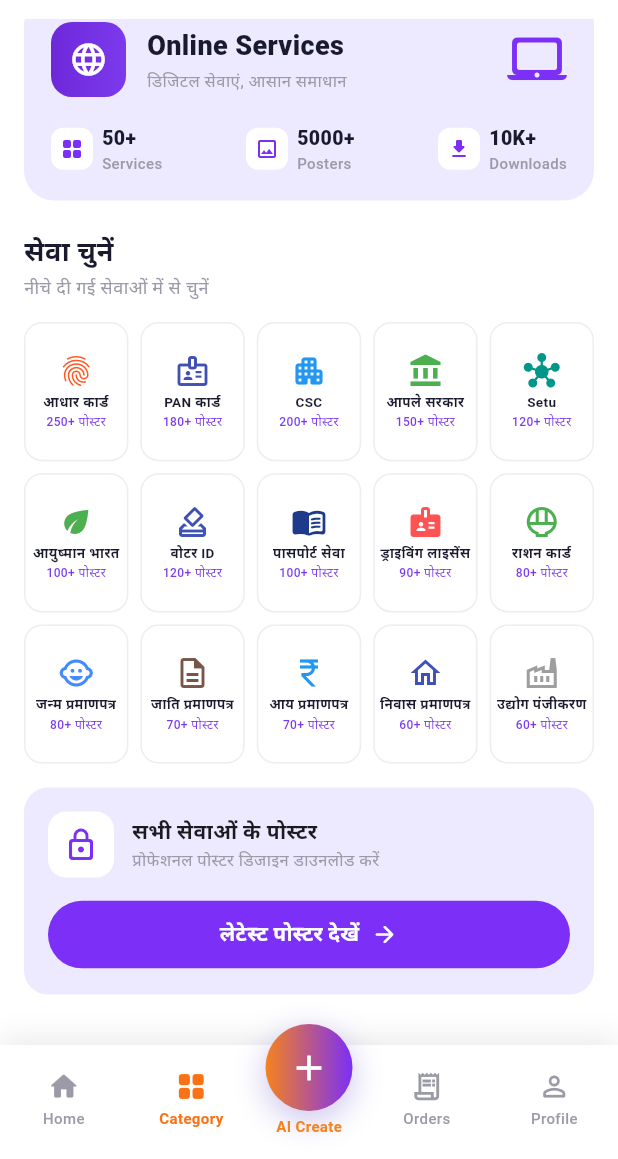
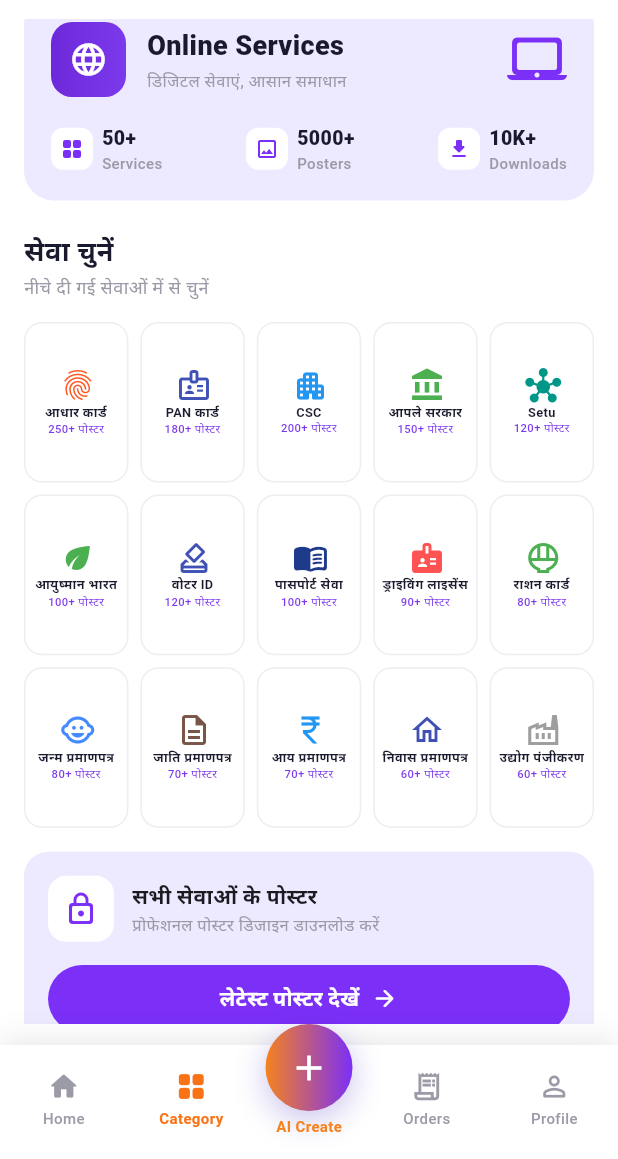
Before and after one commit to vivekgupta-tech/Flexwala, a Flutter app: the BusinessCategoryScreen screen opened by its route, scrolled down 84 dp, on a phone screen of 412 x 824 dp, the part 77-1236 px from its top. Run offline on Flutter 3.47's test engine with Material 3 defaults, Android fonts, the phone set to English and light mode, and no system bars; our stand-ins replace connectivity_plus, dio, equatable, flutter_bloc, flutter_secure_storage, get_it and 1 more; accounts and stored records are empty.

Commit message:
Add devtools_options.yaml and refine UI layout and styling in menu components

```diff
--- a/lib/features/menu/presentation/pages/Service_grid_item.dart
+++ b/lib/features/menu/presentation/pages/Service_grid_item.dart
@@ -33,13 +33,13 @@
             borderRadius: BorderRadius.circular(12),
             border: Border.all(color: AppColors.cardBorder),
           ),
-          padding: const EdgeInsets.symmetric(vertical: 6, horizontal: 2),
+          padding: const EdgeInsets.symmetric(vertical: 4, horizontal: 2),
           child: Column(
             mainAxisAlignment: MainAxisAlignment.center,
             mainAxisSize: MainAxisSize.min,
             children: [
-              SizedBox(height: 24, width: 24, child: item.icon),
-              const SizedBox(height: 4),
+              SizedBox(height: 22, width: 22, child: item.icon),
+              const SizedBox(height: 3),
               Flexible(
                 child: Text(
                   item.title,
@@ -47,14 +47,14 @@
                   maxLines: 2,
                   overflow: TextOverflow.ellipsis,
                   style: const TextStyle(
-                    fontSize: 9,
+                    fontSize: 8.5,
                     fontWeight: FontWeight.w600,
                     color: AppColors.textDark,
                     height: 1.1,
                   ),
                 ),
               ),
-              const SizedBox(height: 2),
+              const SizedBox(height: 1),
               Flexible(
                 child: Text(
                   item.posterCount,
@@ -62,7 +62,7 @@
                   overflow: TextOverflow.ellipsis,
                   textAlign: TextAlign.center,
                   style: const TextStyle(
-                    fontSize: 8,
+                    fontSize: 7.5,
                     fontWeight: FontWeight.w500,
                     color: AppColors.counterPurple,
                   ),
--- a/lib/features/menu/presentation/pages/business_category_screen.dart
+++ b/lib/features/menu/presentation/pages/business_category_screen.dart
@@ -248,7 +248,7 @@
         crossAxisCount: 5,
         mainAxisSpacing: 8,
         crossAxisSpacing: 8,
-        childAspectRatio: 0.75,
+        childAspectRatio: 0.65,
       ),
       itemBuilder: (context, index) {
         return ServiceGridItem(
```
